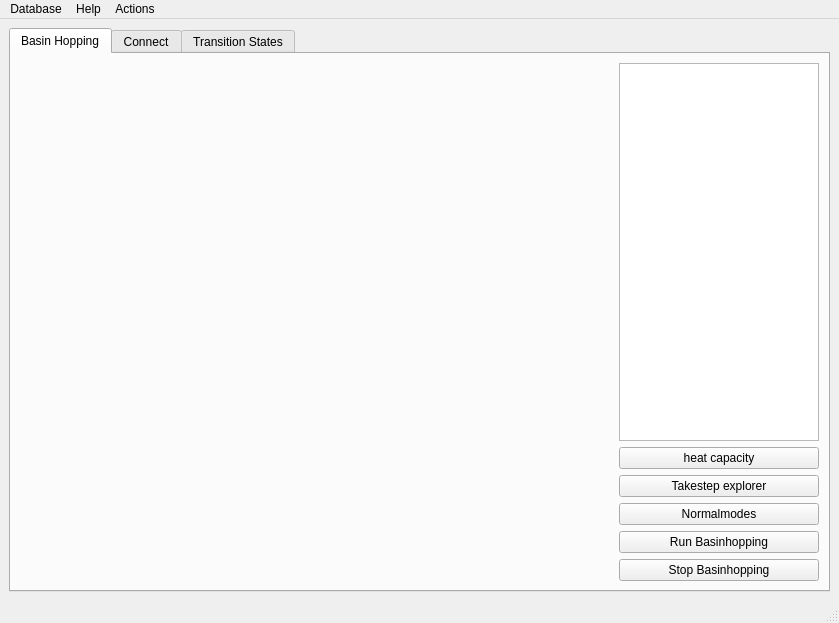
First picture: the form in pele/gui/MainWindow.ui, repository pele-python/pele, before the edit.
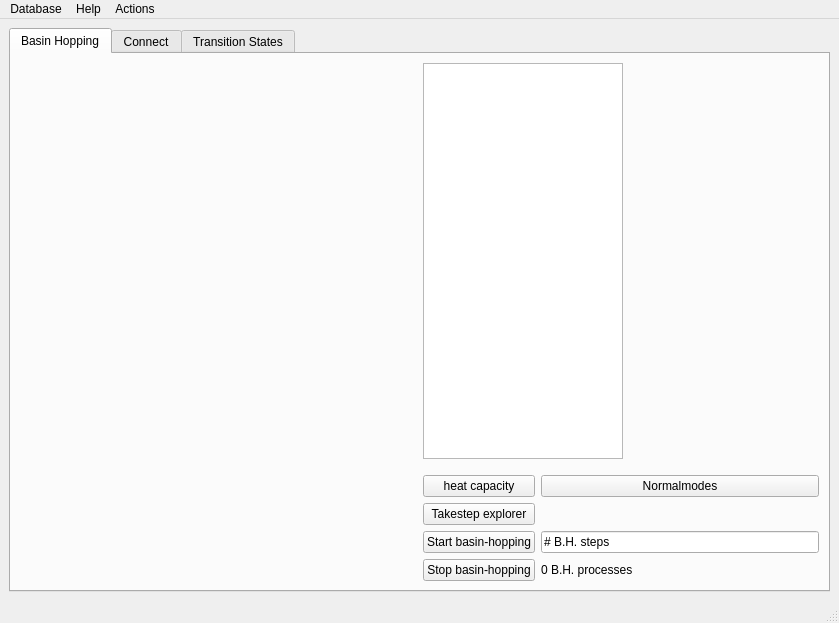
Second picture: the form after the edit. Custom widgets are drawn as their Qt base class.

Commit message:
add label and input line gui to basinhopping tab
the label lists how many BH processes are running.  the input line lets
you change the number of basinhopping iterations

Diff of the .ui file:
```diff
--- a/pele/gui/MainWindow.ui
+++ b/pele/gui/MainWindow.ui
@@ -92,42 +92,84 @@
              </widget>
             </item>
             <item>
-             <widget class="QPushButton" name="btn_heat_capacity">
-              <property name="text">
-               <string>heat capacity</string>
+             <layout class="QGridLayout" name="gridLayout_3">
+              <property name="topMargin">
+               <number>10</number>
               </property>
-             </widget>
-            </item>
-            <item>
-             <widget class="QPushButton" name="pushTakestepExplorer">
+              <item row="4" column="0">
+               <widget class="QPushButton" name="btn_stop_basinhopping">
+                <property name="toolTip">
+                 <string>&lt;html&gt;&lt;head/&gt;&lt;body&gt;&lt;p&gt;Stop all basinhopping processes&lt;/p&gt;&lt;/body&gt;&lt;/html&gt;</string>
+                </property>
               <property name="text">
-               <string>Takestep explorer</string>
+                 <string>Stop basin-hopping</string>
               </property>
              </widget>
             </item>
-            <item>
+              <item row="0" column="1">
              <widget class="QPushButton" name="pushNormalmodesMin">
               <property name="text">
                <string>Normalmodes</string>
               </property>
              </widget>
             </item>
-            <item>
+              <item row="2" column="0">
+               <widget class="QPushButton" name="pushTakestepExplorer">
+                <property name="toolTip">
+                 <string>&lt;html&gt;&lt;head/&gt;&lt;body&gt;&lt;p&gt;launch a tool to look at the basinhopping steps in detail&lt;/p&gt;&lt;/body&gt;&lt;/html&gt;</string>
+                </property>
+                <property name="text">
+                 <string>Takestep explorer</string>
+                </property>
+               </widget>
+              </item>
+              <item row="0" column="0">
+               <widget class="QPushButton" name="btn_heat_capacity">
+                <property name="toolTip">
+                 <string>&lt;html&gt;&lt;head/&gt;&lt;body&gt;&lt;p&gt;launch a tool to compute the heat capacity in the harmonic superposition approximation&lt;/p&gt;&lt;/body&gt;&lt;/html&gt;</string>
+                </property>
+                <property name="text">
+                 <string>heat capacity</string>
+                </property>
+               </widget>
+              </item>
+              <item row="3" column="0">
              <widget class="QPushButton" name="btn_start_basinhopping">
               <property name="toolTip">
                <string>&lt;html&gt;&lt;head/&gt;&lt;body&gt;&lt;p&gt;Start a short basinhopping run&lt;/p&gt;&lt;/body&gt;&lt;/html&gt;</string>
               </property>
               <property name="text">
-               <string>Run Basinhopping</string>
+                 <string>Start basin-hopping</string>
               </property>
              </widget>
             </item>
-            <item>
-             <widget class="QPushButton" name="btn_stop_basinhopping">
+              <item row="4" column="1">
+               <widget class="QLabel" name="label_bh_nproc">
+                <property name="toolTip">
+                 <string>&lt;html&gt;&lt;head/&gt;&lt;body&gt;&lt;p&gt;This lists the number of basinhopping processes currently running in parallel&lt;/p&gt;&lt;/body&gt;&lt;/html&gt;</string>
+                </property>
               <property name="text">
-               <string>Stop Basinhopping</string>
-              </property>
-             </widget>
+                 <string>0 B.H. processes</string>
+                </property>
+               </widget>
+              </item>
+              <item row="3" column="1">
+               <widget class="QLineEdit" name="lineEdit_bh_nsteps">
+                <property name="sizePolicy">
+                 <sizepolicy hsizetype="Expanding" vsizetype="Fixed">
+                  <horstretch>0</horstretch>
+                  <verstretch>0</verstretch>
+                 </sizepolicy>
+                </property>
+                <property name="toolTip">
+                 <string>&lt;html&gt;&lt;head/&gt;&lt;body&gt;&lt;p&gt;Set the number of basinhopping iterations&lt;/p&gt;&lt;/body&gt;&lt;/html&gt;</string>
+                </property>
+                <property name="text">
+                 <string># B.H. steps</string>
+                </property>
+               </widget>
+              </item>
+             </layout>
             </item>
            </layout>
           </item>
```
Left out of the diff: 5 changed lines with no effect on the pictures. Lines whose indentation alone changed are shown as unchanged. The commit also changes 3 other files.
